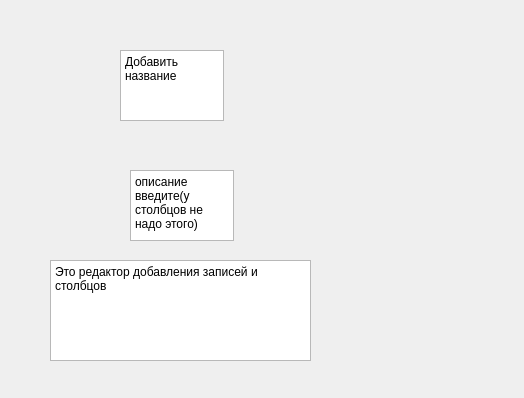
First picture: the form in Users_Interfaces/TEST.ui, repository FREDY129053/Tasks-Table, before the edit.
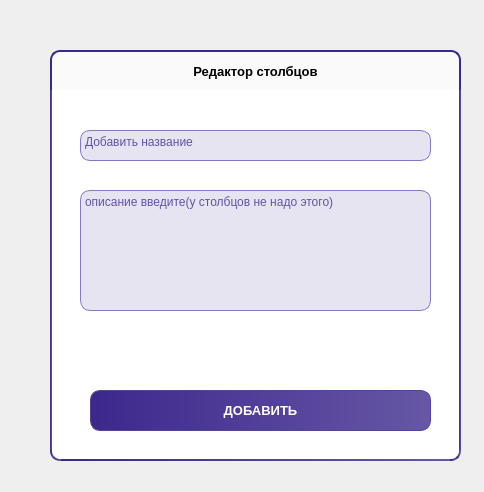
Second picture: the form after the edit.

Commit message:
Редакторы записей и столбцов
Neighbors heard me yelling
 "QTDesigner, fvk me all night" (All night)

```diff
--- a/Users_Interfaces/TEST.ui
+++ b/Users_Interfaces/TEST.ui
@@ -6,58 +6,18 @@
    <rect>
     <x>0</x>
     <y>0</y>
-    <width>524</width>
-    <height>398</height>
+    <width>484</width>
+    <height>492</height>
    </rect>
   </property>
   <property name="windowTitle">
    <string>Form</string>
   </property>
-  <widget class="QTextEdit" name="textEdit">
-   <property name="geometry">
-    <rect>
-     <x>120</x>
-     <y>50</y>
-     <width>104</width>
-     <height>71</height>
-    </rect>
-   </property>
-   <property name="html">
-    <string>&lt;!DOCTYPE HTML PUBLIC &quot;-//W3C//DTD HTML 4.0//EN&quot; &quot;http://www.w3.org/TR/REC-html40/strict.dtd&quot;&gt;
-&lt;html&gt;&lt;head&gt;&lt;meta name=&quot;qrichtext&quot; content=&quot;1&quot; /&gt;&lt;meta charset=&quot;utf-8&quot; /&gt;&lt;style type=&quot;text/css&quot;&gt;
-p, li { white-space: pre-wrap; }
-hr { height: 1px; border-width: 0; }
-li.unchecked::marker { content: &quot;\2610&quot;; }
-li.checked::marker { content: &quot;\2612&quot;; }
-&lt;/style&gt;&lt;/head&gt;&lt;body style=&quot; font-family:'Segoe UI'; font-size:9pt; font-weight:400; font-style:normal;&quot;&gt;
-&lt;p style=&quot; margin-top:0px; margin-bottom:0px; margin-left:0px; margin-right:0px; -qt-block-indent:0; text-indent:0px;&quot;&gt;Добавить название&lt;/p&gt;&lt;/body&gt;&lt;/html&gt;</string>
-   </property>
-  </widget>
-  <widget class="QTextEdit" name="textEdit_2">
-   <property name="geometry">
-    <rect>
-     <x>130</x>
-     <y>170</y>
-     <width>104</width>
-     <height>71</height>
-    </rect>
-   </property>
-   <property name="html">
-    <string>&lt;!DOCTYPE HTML PUBLIC &quot;-//W3C//DTD HTML 4.0//EN&quot; &quot;http://www.w3.org/TR/REC-html40/strict.dtd&quot;&gt;
-&lt;html&gt;&lt;head&gt;&lt;meta name=&quot;qrichtext&quot; content=&quot;1&quot; /&gt;&lt;meta charset=&quot;utf-8&quot; /&gt;&lt;style type=&quot;text/css&quot;&gt;
-p, li { white-space: pre-wrap; }
-hr { height: 1px; border-width: 0; }
-li.unchecked::marker { content: &quot;\2610&quot;; }
-li.checked::marker { content: &quot;\2612&quot;; }
-&lt;/style&gt;&lt;/head&gt;&lt;body style=&quot; font-family:'Segoe UI'; font-size:9pt; font-weight:400; font-style:normal;&quot;&gt;
-&lt;p style=&quot; margin-top:0px; margin-bottom:0px; margin-left:0px; margin-right:0px; -qt-block-indent:0; text-indent:0px;&quot;&gt;описание введите(у столбцов не надо этого)&lt;/p&gt;&lt;/body&gt;&lt;/html&gt;</string>
-   </property>
-  </widget>
   <widget class="QTextEdit" name="textEdit_3">
    <property name="geometry">
     <rect>
-     <x>50</x>
-     <y>260</y>
+     <x>450</x>
+     <y>540</y>
      <width>261</width>
      <height>101</height>
     </rect>
@@ -66,14 +26,223 @@
     <string>&lt;!DOCTYPE HTML PUBLIC &quot;-//W3C//DTD HTML 4.0//EN&quot; &quot;http://www.w3.org/TR/REC-html40/strict.dtd&quot;&gt;
 &lt;html&gt;&lt;head&gt;&lt;meta name=&quot;qrichtext&quot; content=&quot;1&quot; /&gt;&lt;meta charset=&quot;utf-8&quot; /&gt;&lt;style type=&quot;text/css&quot;&gt;
 p, li { white-space: pre-wrap; }
-hr { height: 1px; border-width: 0; }
-li.unchecked::marker { content: &quot;\2610&quot;; }
-li.checked::marker { content: &quot;\2612&quot;; }
 &lt;/style&gt;&lt;/head&gt;&lt;body style=&quot; font-family:'Segoe UI'; font-size:9pt; font-weight:400; font-style:normal;&quot;&gt;
 &lt;p style=&quot; margin-top:0px; margin-bottom:0px; margin-left:0px; margin-right:0px; -qt-block-indent:0; text-indent:0px;&quot;&gt;Это редактор добавления записей и столбцов&lt;/p&gt;
 &lt;p style=&quot;-qt-paragraph-type:empty; margin-top:0px; margin-bottom:0px; margin-left:0px; margin-right:0px; -qt-block-indent:0; text-indent:0px;&quot;&gt;&lt;br /&gt;&lt;/p&gt;&lt;/body&gt;&lt;/html&gt;</string>
    </property>
   </widget>
+  <widget class="QFrame" name="frame">
+   <property name="geometry">
+    <rect>
+     <x>50</x>
+     <y>90</y>
+     <width>411</width>
+     <height>371</height>
+    </rect>
+   </property>
+   <property name="autoFillBackground">
+    <bool>false</bool>
+   </property>
+   <property name="styleSheet">
+    <string notr="true">background: #FFFFFF;
+border-bottom-right-radius: 10px;
+border-bottom-left-radius: 10px;
+border-width: 0px 2px 2px 2px;
+border-style: solid;
+border-color: qlineargradient( x1:0, y1:0, x2:1, y2:0, stop:0 #3C288C, stop:1 #6757A5);</string>
+   </property>
+   <property name="frameShape">
+    <enum>QFrame::StyledPanel</enum>
+   </property>
+   <property name="frameShadow">
+    <enum>QFrame::Raised</enum>
+   </property>
+   <widget class="QLabel" name="status">
+    <property name="geometry">
+     <rect>
+      <x>40</x>
+      <y>250</y>
+      <width>341</width>
+      <height>31</height>
+     </rect>
+    </property>
+    <property name="styleSheet">
+     <string notr="true">font-family: 'Work Sans';
+font-style: normal;
+font-weight: 400;
+font-size: 11px;
+line-height: 13px;
+
+border: none;
+
+color: #B1343C;
+background-color: #fff;
+
+border-color: 0;</string>
+    </property>
+    <property name="text">
+     <string/>
+    </property>
+    <property name="alignment">
+     <set>Qt::AlignCenter</set>
+    </property>
+   </widget>
+   <widget class="QPushButton" name="registration_btn">
+    <property name="geometry">
+     <rect>
+      <x>40</x>
+      <y>300</y>
+      <width>341</width>
+      <height>41</height>
+     </rect>
+    </property>
+    <property name="styleSheet">
+     <string notr="true">QPushButton{
+	background-color: qlineargradient( x1:0, y1:0, x2:1, y2:0, stop:0 #3C288C, stop:1 #6757A5);
+	border: 1px solid #55439B;
+	border-radius: 10px;
+
+	font-family: 'Work Sans';
+	font-style: normal;
+	font-weight: 700;
+	font-size: 13px;
+	line-height: 13px;
+
+	color: #FFFFFF;
+	transition: background-color 0.3s linear;
+}
+
+QPushButton:hover{
+	background-color: qlineargradient( x1:0, y1:0, x2:1, y2:0, stop:0 #6452AE, stop:1 #8678BE);
+	
+}
+
+</string>
+    </property>
+    <property name="text">
+     <string>ДОБАВИТЬ</string>
+    </property>
+   </widget>
+   <widget class="QTextEdit" name="textEdit">
+    <property name="geometry">
+     <rect>
+      <x>30</x>
+      <y>40</y>
+      <width>351</width>
+      <height>31</height>
+     </rect>
+    </property>
+    <property name="styleSheet">
+     <string notr="true">QTextEdit{
+	background: #E6E4F0;
+	border: 1px solid #8777C5;
+	box-shadow: 0px 1.23485px 12px rgba(0, 0, 0, 0.25);
+	border-radius: 10px;
+
+	font-family: 'Work Sans';
+font-style: normal;
+font-weight: 600;
+font-size: 13px;
+line-height: 13px;
+
+
+color: #6353A3;
+}
+
+QTextEdit:focus {
+	border: 1px solid #55439B;
+	background: #F3F2FA;
+}
+
+::placeholder {
+ color: red;
+}</string>
+    </property>
+    <property name="html">
+     <string>&lt;!DOCTYPE HTML PUBLIC &quot;-//W3C//DTD HTML 4.0//EN&quot; &quot;http://www.w3.org/TR/REC-html40/strict.dtd&quot;&gt;
+&lt;html&gt;&lt;head&gt;&lt;meta name=&quot;qrichtext&quot; content=&quot;1&quot; /&gt;&lt;meta charset=&quot;utf-8&quot; /&gt;&lt;style type=&quot;text/css&quot;&gt;
+p, li { white-space: pre-wrap; }
+&lt;/style&gt;&lt;/head&gt;&lt;body style=&quot; font-family:'Work Sans'; font-size:13px; font-weight:600; font-style:normal;&quot;&gt;
+&lt;p style=&quot; margin-top:0px; margin-bottom:0px; margin-left:0px; margin-right:0px; -qt-block-indent:0; text-indent:0px;&quot;&gt;&lt;span style=&quot; font-family:'Segoe UI'; font-size:9pt; font-weight:400;&quot;&gt;Добавить название&lt;/span&gt;&lt;/p&gt;&lt;/body&gt;&lt;/html&gt;</string>
+    </property>
+   </widget>
+   <widget class="QTextEdit" name="textEdit_2">
+    <property name="geometry">
+     <rect>
+      <x>30</x>
+      <y>100</y>
+      <width>351</width>
+      <height>121</height>
+     </rect>
+    </property>
+    <property name="styleSheet">
+     <string notr="true">QTextEdit{
+	background: #E6E4F0;
+	border: 1px solid #8777C5;
+	box-shadow: 0px 1.23485px 12px rgba(0, 0, 0, 0.25);
+	border-radius: 10px;
+
+	font-family: 'Work Sans';
+font-style: normal;
+font-weight: 600;
+font-size: 13px;
+line-height: 13px;
+
+
+color: #6353A3;
+}
+
+QTextEdit:focus {
+	border: 1px solid #55439B;
+	background: #F3F2FA;
+}
+
+::placeholder {
+ color: red;
+}</string>
+    </property>
+    <property name="html">
+     <string>&lt;!DOCTYPE HTML PUBLIC &quot;-//W3C//DTD HTML 4.0//EN&quot; &quot;http://www.w3.org/TR/REC-html40/strict.dtd&quot;&gt;
+&lt;html&gt;&lt;head&gt;&lt;meta name=&quot;qrichtext&quot; content=&quot;1&quot; /&gt;&lt;meta charset=&quot;utf-8&quot; /&gt;&lt;style type=&quot;text/css&quot;&gt;
+p, li { white-space: pre-wrap; }
+&lt;/style&gt;&lt;/head&gt;&lt;body style=&quot; font-family:'Work Sans'; font-size:13px; font-weight:600; font-style:normal;&quot;&gt;
+&lt;p style=&quot; margin-top:0px; margin-bottom:0px; margin-left:0px; margin-right:0px; -qt-block-indent:0; text-indent:0px;&quot;&gt;&lt;span style=&quot; font-family:'Segoe UI'; font-size:9pt; font-weight:400;&quot;&gt;описание введите(у столбцов не надо этого)&lt;/span&gt;&lt;/p&gt;&lt;/body&gt;&lt;/html&gt;</string>
+    </property>
+   </widget>
+  </widget>
+  <widget class="QLabel" name="label">
+   <property name="geometry">
+    <rect>
+     <x>50</x>
+     <y>50</y>
+     <width>411</width>
+     <height>40</height>
+    </rect>
+   </property>
+   <property name="layoutDirection">
+    <enum>Qt::LeftToRight</enum>
+   </property>
+   <property name="styleSheet">
+    <string notr="true">background-color: rgb(250, 250, 250);
+border-right: 2px solid #3C288C;
+border-top: 2px solid #3C288C;
+border-left: 2px solid #3C288C;
+font-family: 'Work Sans';
+font-style: normal;
+font-weight: 600;
+font-size: 13px;
+
+line-height: 13px;
+border-top-right-radius: 10px;
+border-top-left-radius: 10px;</string>
+   </property>
+   <property name="text">
+    <string>Редактор столбцов</string>
+   </property>
+   <property name="alignment">
+    <set>Qt::AlignCenter</set>
+   </property>
+  </widget>
  </widget>
  <resources/>
  <connections/>
```
The commit also changes 1 other file.
